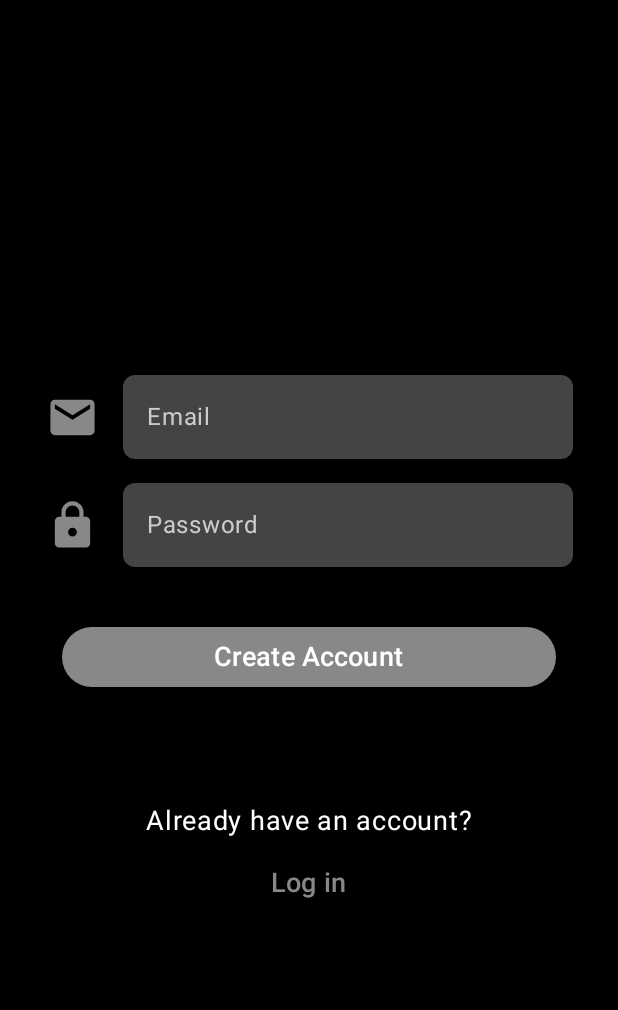
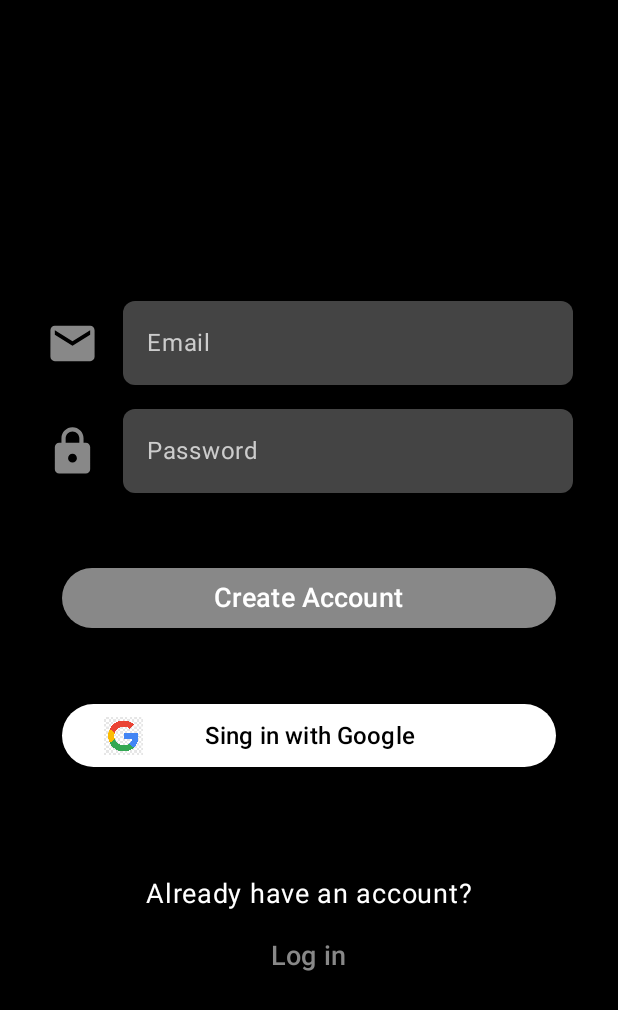
Before and after one commit to Carlos19uji/AppDetox, an Android app built with Jetpack Compose: the screen it shows after launch (MainActivity), after a tap on "Create account", on a phone screen of 412 x 824 dp. Shown: the top 1010 px of the screen. Run offline under Robolectric (Android 15) with nearby library versions, the phone set to English and light mode, and no system bars; our stand-ins replace AdMob, Firebase (no records; nobody signed in at launch, a user with empty details on screens opened directly), accompanist; libraries missing offline, so code that uses them is left out: io.branch.referral; pictures from the network do not load; 8 statements that could not run were skipped.

Commit message:
sign in with google

```diff
--- a/app/src/main/java/com/example/detoxapp/Adds.kt
+++ b/app/src/main/java/com/example/detoxapp/Adds.kt
@@ -59,7 +59,7 @@ class AdViewModel(application: Application) : AndroidViewModel(application) {
     fun loadCreateOrJoinGroupAd(){
         InterstitialAd.load(
             context,
-            "ca-app-pub-3940256099942544/1033173712",
+            "ca-app-pub-7055736346592282/6573357608",
             adRequest,
             object : InterstitialAdLoadCallback(){
                 override fun onAdLoaded(ad: InterstitialAd){
--- a/app/src/main/java/com/example/detoxapp/Create&LoginAccounts.kt
+++ b/app/src/main/java/com/example/detoxapp/Create&LoginAccounts.kt
@@ -37,6 +37,7 @@ import androidx.compose.ui.text.style.TextAlign
 import androidx.compose.ui.unit.dp
 import androidx.compose.ui.unit.sp
 import androidx.navigation.NavController
+import com.example.detoxapp.GoogleSignInButton
 import com.example.detoxapp.Screen
 import com.google.firebase.auth.FirebaseAuth
 import com.google.firebase.firestore.FirebaseFirestore
@@ -89,7 +90,8 @@ fun LoginScreen(
     auth: FirebaseAuth,
     navController: NavController,
     onCreateAccountClick: () -> Unit,
-    onForgotPasswordClick: () -> Unit
+    onForgotPasswordClick: () -> Unit,
+    onGoogleSignIn: () -> Unit
 ){
     val emailState = remember { mutableStateOf("") }
     val passwordState = remember { mutableStateOf("") }
@@ -108,6 +110,7 @@ fun LoginScreen(
         password(passwordState)
 
         Spacer(modifier = Modifier.height(30.dp))
+
         Button(
             onClick = {
                 if (emailState.value.isNotEmpty() && passwordState.value.isNotEmpty()){
@@ -140,6 +143,10 @@ fun LoginScreen(
             Text(text = "Log In", color = Color.White, fontSize = 18.sp)
         }
 
+        Spacer(modifier = Modifier.height(30.dp))
+
+        GoogleSignInButton("Log in with Google", onGoogleSignIn)
+
         Spacer(modifier = Modifier.height(60.dp))
 
         Text(
@@ -167,7 +174,8 @@ fun LoginScreen(
 fun CreateAccount(
     onLoginClick: () -> Unit,
     navController: NavController,
-    auth: FirebaseAuth
+    auth: FirebaseAuth,
+    onGoogleSignIn: () -> Unit
 ) {
     var emailState = remember { mutableStateOf("") }
     var passwordState = remember { mutableStateOf("") }
@@ -184,7 +192,7 @@ fun CreateAccount(
         email(emailState)
         password(passwordState)
 
-        Spacer(modifier = Modifier.height(20.dp))
+        Spacer(modifier = Modifier.height(30.dp))
         Button(
             onClick = {
                 if (emailState.value.isNotEmpty() && passwordState.value.isNotEmpty()) {
@@ -230,6 +238,11 @@ fun CreateAccount(
         ) {
             Text(text = "Create Account", color = Color.White, fontSize = 18.sp)
         }
+
+        Spacer(modifier = Modifier.height(30.dp))
+
+        GoogleSignInButton("Sing in with Google", onGoogleSignIn)
+
         Spacer(modifier = Modifier.height(60.dp))
 
         Text(
--- a/app/src/main/java/com/example/detoxapp/MainActivity.kt
+++ b/app/src/main/java/com/example/detoxapp/MainActivity.kt
@@ -7,14 +7,35 @@ import android.util.Log
 import androidx.activity.ComponentActivity
 import androidx.activity.compose.setContent
 import androidx.activity.enableEdgeToEdge
+import androidx.compose.foundation.BorderStroke
+import androidx.compose.foundation.Image
+import androidx.compose.foundation.layout.Arrangement
+import androidx.compose.foundation.layout.Box
+import androidx.compose.foundation.layout.Row
+import androidx.compose.foundation.layout.Spacer
 import androidx.compose.foundation.layout.fillMaxSize
+import androidx.compose.foundation.layout.fillMaxWidth
+import androidx.compose.foundation.layout.height
 import androidx.compose.foundation.layout.padding
+import androidx.compose.foundation.layout.size
+import androidx.compose.foundation.layout.width
+import androidx.compose.foundation.shape.RoundedCornerShape
+import androidx.compose.material3.Button
+import androidx.compose.material3.ButtonDefaults
+import androidx.compose.material3.OutlinedButton
 import androidx.compose.material3.Scaffold
 import androidx.compose.material3.Text
 import androidx.compose.runtime.Composable
 import androidx.compose.runtime.mutableStateOf
+import androidx.compose.ui.Alignment
 import androidx.compose.ui.Modifier
+import androidx.compose.ui.graphics.Color
+import androidx.compose.ui.res.painterResource
+import androidx.compose.ui.text.style.TextAlign
+import androidx.compose.ui.text.style.TextOverflow
 import androidx.compose.ui.tooling.preview.Preview
+import androidx.compose.ui.unit.dp
+import androidx.compose.ui.unit.sp
 import androidx.core.view.WindowCompat
 import androidx.lifecycle.lifecycleScope
 import androidx.navigation.NavController
@@ -48,10 +69,11 @@ class MainActivity : ComponentActivity() {
         // ✅ Inicializa Branch SDK en onCreate (pero NO uses .init aquí)
         Branch.enableLogging()
         Branch.getAutoInstance(this)
+
         // ✅ Inicializa Firebase
         auth = FirebaseAuth.getInstance()
         val gso = GoogleSignInOptions.Builder(GoogleSignInOptions.DEFAULT_SIGN_IN)
-            .requestIdToken(getString(R.string.app_name)) // Asegúrate de tener esto en strings.xml
+            .requestIdToken(getString(R.string.default_web_client_id))
             .requestEmail()
             .build()
         googleSignInClient = GoogleSignIn.getClient(this, gso)
@@ -67,7 +89,7 @@ class MainActivity : ComponentActivity() {
             DetoxAppTheme {
                 ProvideWindowInsets {
                     navController = rememberNavController()
-                    MainApp(auth, pendingGroupId = pendingGroupId.value)
+                    MainApp(auth, pendingGroupId = pendingGroupId.value, onGoogleSignIn = {signInWithGoogle()})
                 }
             }
         }
@@ -201,3 +223,45 @@ sealed class Screen(val route: String){
     object Messages: Screen("messages")
     object EditProfile: Screen("edit_profile")
 }
+
+@Composable
+fun GoogleSignInButton(text: String, onClick: () -> Unit) {
+    Button(
+        onClick = onClick,
+        colors = ButtonDefaults.buttonColors(
+            containerColor = Color.White,
+            contentColor = Color.Black
+        ),
+        shape = RoundedCornerShape(50),
+        modifier = Modifier
+            .fillMaxWidth(0.8f)
+            .padding(vertical = 8.dp)
+            .height(42.dp)
+    ) {
+        Box(
+            modifier = Modifier
+                .fillMaxSize(),          // usa todo el espacio del botón
+            contentAlignment = Alignment.Center
+        ) {
+            // ① Texto siempre en una sola línea, centrado
+            Text(
+                text = text,
+                fontSize = 16.sp,
+                maxLines = 1,
+                overflow = TextOverflow.Ellipsis,
+                textAlign = TextAlign.Center,
+                modifier = Modifier.align(Alignment.Center)
+            )
+
+            // ② Icono a la izquierda dentro del mismo Box
+            Image(
+                painter = painterResource(id = R.drawable.logogoogle),
+                contentDescription = "Google Logo",
+                modifier = Modifier
+                    .size(30.dp)
+                    .align(Alignment.CenterStart)  // alineado al inicio del Box
+                    .padding(start = 4.dp)
+            )
+        }
+    }
+}
--- a/app/src/main/java/com/example/detoxapp/MainApp.kt
+++ b/app/src/main/java/com/example/detoxapp/MainApp.kt
@@ -12,6 +12,7 @@ import androidx.compose.foundation.layout.statusBarsPadding
 import androidx.compose.foundation.layout.systemBars
 import androidx.compose.material.Scaffold
 import androidx.compose.runtime.Composable
+import androidx.compose.runtime.DisposableEffect
 import androidx.compose.runtime.LaunchedEffect
 import androidx.compose.runtime.getValue
 import androidx.compose.runtime.mutableStateOf
@@ -36,6 +37,7 @@ import androidx.lifecycle.ViewModelProvider
 import androidx.lifecycle.viewModelScope
 import androidx.lifecycle.viewmodel.compose.viewModel
 import com.google.firebase.Timestamp
+import com.google.firebase.auth.FirebaseUser
 import com.google.firebase.firestore.FirebaseFirestore
 import kotlinx.coroutines.launch
 
@@ -69,12 +71,38 @@ class LinkViewModel : ViewModel() {
 }
 
 @Composable
-fun MainApp(auth: FirebaseAuth, pendingGroupId: String? = null) {
+fun MainApp(
+    auth: FirebaseAuth,
+    pendingGroupId: String? = null,
+    onGoogleSignIn: () -> Unit) {
+
     val navController = rememberNavController()
     val groupViewModel = remember { GroupViewModel() }
     val adViewModel: AdViewModel = viewModel(
         factory = ViewModelProvider.AndroidViewModelFactory(LocalContext.current.applicationContext as Application)
     )
+
+    val firebaseUserState = remember { mutableStateOf<FirebaseUser?>(auth.currentUser) }
+
+    // 2️⃣ Registramos un AuthStateListener para actualizar ese estado
+    DisposableEffect(auth) {
+        val listener = FirebaseAuth.AuthStateListener { firebaseAuth ->
+            firebaseUserState.value = firebaseAuth.currentUser
+        }
+        auth.addAuthStateListener(listener)
+        onDispose {
+            auth.removeAuthStateListener(listener)
+        }
+    }
+
+    // 3️⃣ Ahora sí, navegamos en cuanto firebaseUserState cambie a no-null
+    LaunchedEffect(firebaseUserState.value) {
+        if (firebaseUserState.value != null) {
+            navController.navigate(Screen.Home.route) {
+                popUpTo(Screen.Login.route) { inclusive = true }
+            }
+        }
+    }
 
     //Navegar a unirse al grupo si hay pendingGroupId y el usuario esta logueado
 
@@ -162,14 +190,16 @@ fun MainApp(auth: FirebaseAuth, pendingGroupId: String? = null) {
                     auth,
                     navController,
                     onCreateAccountClick = {navController.navigate(Screen.CreateAccount.route)},
-                    onForgotPasswordClick = {navController.navigate(Screen.Password.route)}
+                    onForgotPasswordClick = {navController.navigate(Screen.Password.route)},
+                    onGoogleSignIn
                 )
             }
             composable(Screen.CreateAccount.route){
                 CreateAccount(
                     onLoginClick = {navController.navigate(Screen.Login.route)},
                     navController,
-                    auth
+                    auth,
+                    onGoogleSignIn
                 )
             }
             composable(Screen.Password.route){
--- a/app/src/main/res/values/strings.xml
+++ b/app/src/main/res/values/strings.xml
@@ -1,3 +1,6 @@
 <resources>
     <string name="app_name">DetoxApp</string>
+    <string name="default_web_client_id">
+        834925864023-3e9fh77mi9mofep849ia2rp1n7nrr81f.apps.googleusercontent.com
+    </string>
 </resources>
```
Also changed, not shown: app/src/main/java/com/example/detoxapp/Home.kt (+8 -18 lines), app/src/main/java/com/example/detoxapp/Messages.kt (+16 -4 lines), app/src/main/java/com/example/detoxapp/Previa.kt (+25 -0 lines), app/src/main/java/com/example/detoxapp/Ranking.kt (+7 -17 lines), app/src/main/java/com/example/detoxapp/Worker.kt (line endings or trailing spaces), app/src/main/res/drawable/logogoogle.png (added).
